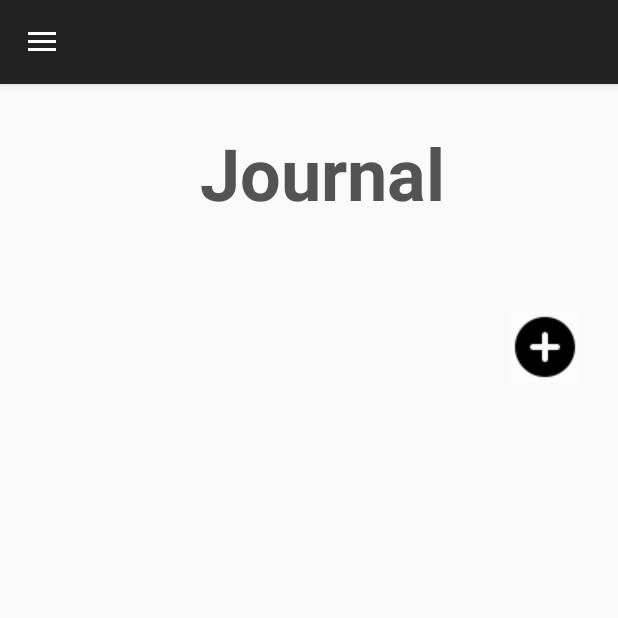
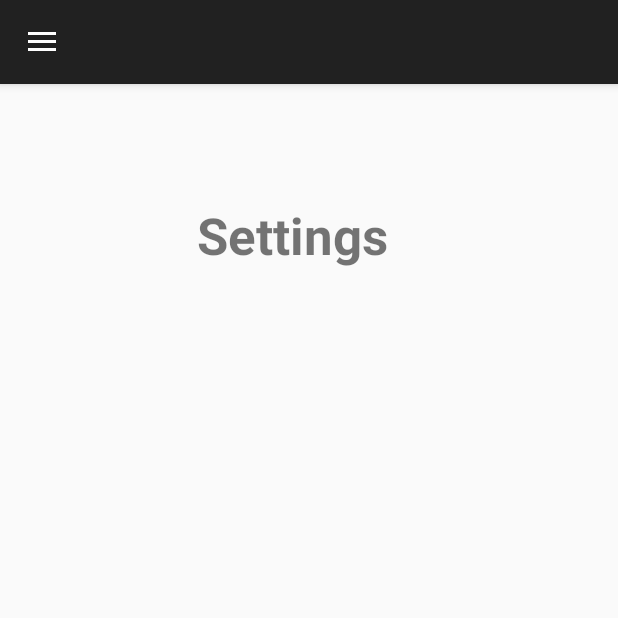
Before and after one commit to Ali-m99/Mobile-Programming-Project, an Android app: the screen it shows after launch once a user with an empty profile is signed in (MainActivity before the commit, Setting after it), in the side drawer, after a tap on "Settings", on a phone screen of 412 x 824 dp, the top half of it. Run offline under Robolectric (Android 15) with nearby library versions, the phone set to English and light mode, and no system bars; our stand-ins replace Firebase (no records; nobody signed in at launch, a user with empty details on screens opened directly); Roboto replaces fonts that are not available here.

Commit message:
Added Settings page configuration

```diff
--- a/app/src/main/java/com/example/mobileprogrammingproject/BaseActivity.java
+++ b/app/src/main/java/com/example/mobileprogrammingproject/BaseActivity.java
@@ -42,7 +42,7 @@ public class BaseActivity extends AppCompatActivity {
                 } else if (id == R.id.nav_account) {
                     startActivity(new Intent(BaseActivity.this, MyAccount.class));
                 } else if (id == R.id.nav_settings) {
-                    startActivity(new Intent(BaseActivity.this, Login.class));
+                    startActivity(new Intent(BaseActivity.this, Setting.class));
                 } else if (id == R.id.nav_logout) {
                     FirebaseAuth.getInstance().signOut();
                     Intent intent = new Intent(getApplicationContext(), Login.class);
--- /dev/null
+++ b/app/src/main/java/com/example/mobileprogrammingproject/Setting.java
@@ -0,0 +1,14 @@
+package com.example.mobileprogrammingproject;
+
+import android.os.Bundle;
+import androidx.appcompat.app.AppCompatActivity;
+
+
+public class Setting extends BaseActivity {
+    @Override
+    protected void onCreate(Bundle savedInstanceState) {
+        super.onCreate(savedInstanceState);
+        setContentView(R.layout.activity_settings);
+        //  Add your account related functionality here
+    }
+}
--- /dev/null
+++ b/app/src/main/res/layout/activity_settings.xml
@@ -0,0 +1,61 @@
+<?xml version="1.0" encoding="utf-8"?>
+<!-- TO USE THE DESIGN FEATURE WE NEED TO COMMENT OUT THE DRAWER LAYOUT BELOW -->
+<!-- BEFORE RUNNING THE APP, MAKE SURE TO UNCOMMENT THE DRAWER LAYOUT BELOW -->
+
+<androidx.drawerlayout.widget.DrawerLayout xmlns:android="http://schemas.android.com/apk/res/android"
+    xmlns:app="http://schemas.android.com/apk/res-auto"
+    xmlns:tools="http://schemas.android.com/tools"
+    android:id="@+id/drawer_layout"
+    android:layout_width="match_parent"
+    android:layout_height="match_parent"
+    android:fitsSystemWindows="true"
+    tools:openDrawer="start">
+
+    <androidx.constraintlayout.widget.ConstraintLayout
+        android:layout_width="match_parent"
+        android:layout_height="match_parent"
+        android:orientation="vertical"
+        android:gravity="center"
+        tools:context=".Setting">
+
+        <!-- UNCOMMENT THIS TO USE THE DESIGN FEATURE OTHERWISE YOU WONT SEE WHAT YOU'RE DRAGGING TO THE SCREEN -->
+        <!-- COMMENT OUT THIS CONSTRAINT LAYOUT BEFORE RUNNING THE APP -->
+
+<!--            <androidx.constraintlayout.widget.ConstraintLayout xmlns:android="http://schemas.android.com/apk/res/android"-->
+<!--                xmlns:app="http://schemas.android.com/apk/res-auto"-->
+<!--                xmlns:tools="http://schemas.android.com/tools"-->
+<!--                android:layout_width="match_parent"-->
+<!--                android:layout_height="match_parent"-->
+<!--                android:orientation="vertical"-->
+<!--                android:gravity="center"-->
+<!--                tools:context=".Setting">-->
+
+
+    <TextView
+        android:id="@+id/settingsTitle"
+        android:layout_width="204dp"
+        android:layout_height="47dp"
+        android:text="Settings"
+        android:textAlignment="center"
+        android:textSize="34sp"
+        android:textStyle="bold"
+        app:layout_constraintBottom_toBottomOf="parent"
+        app:layout_constraintEnd_toEndOf="parent"
+        app:layout_constraintHorizontal_bias="0.444"
+        app:layout_constraintStart_toStartOf="parent"
+        app:layout_constraintTop_toTopOf="parent"
+        app:layout_constraintVertical_bias="0.108" />
+</androidx.constraintlayout.widget.ConstraintLayout>
+
+    <!-- COMMENT THIS BLOCK TO USE THE DESIGN FEATURE -->
+    <!-- UNCOMMENT THIS BLOCK BEFORE RUNNING THE APP -->
+
+    <com.google.android.material.navigation.NavigationView
+        android:id="@+id/nav_view"
+        android:layout_width="wrap_content"
+        android:layout_height="match_parent"
+        android:layout_gravity="start"
+        app:menu="@menu/drawer_menu" />
+
+
+</androidx.drawerlayout.widget.DrawerLayout>
```
Also changed, not shown: app/src/main/AndroidManifest.xml (+7 -1 lines), app/src/main/res/drawable/background_register.xml (added, +12 -0 lines), app/src/main/res/layout/activity_myaccount.xml (+29 -29 lines).
